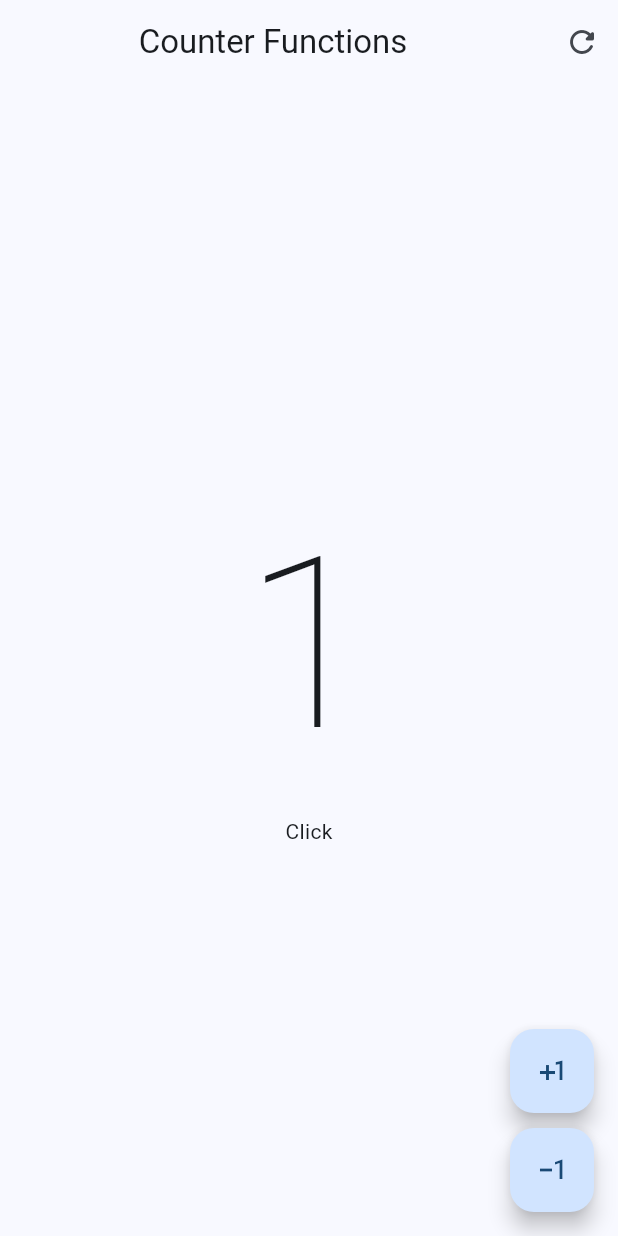
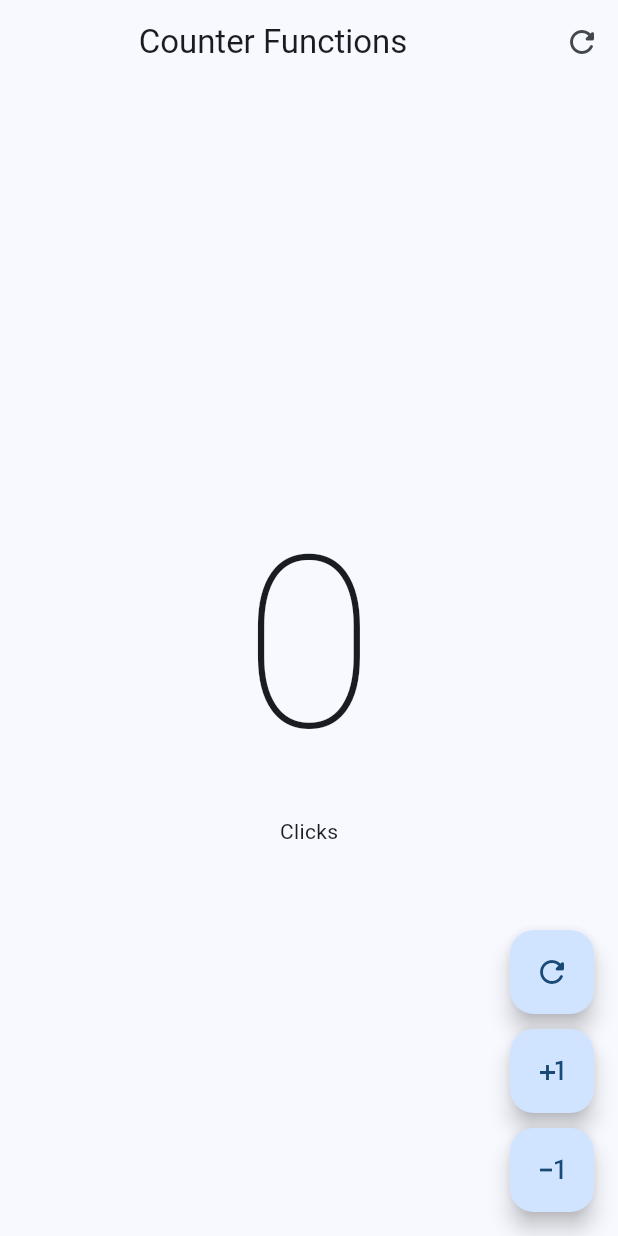
Before and after one commit to Davichobits/Flutter-counter-app, a Flutter app: the screen it shows after launch, after a tap on the "plus one" icon, on a phone screen of 412 x 824 dp. Run offline on Flutter 3.47's test engine with Material 3 defaults, Android fonts, the phone set to English and light mode, and no system bars.

Commit message:
Creating a custom widget

```diff
--- a/lib/presentation/screens/counter/counter_functions_screen.dart
+++ b/lib/presentation/screens/counter/counter_functions_screen.dart
@@ -44,24 +44,29 @@ class _CounterFunctionsScreenState extends State<CounterFunctionsScreen> {
         floatingActionButton: Column(
           mainAxisAlignment: MainAxisAlignment.end,
           children: [
-            FloatingActionButton(
-              onPressed: () {
-                setState(() {
-                  clickCounter++;
-                });
-              },
-              child: const Icon(Icons.plus_one),
-            ),
+            CustomButton(icon: Icons.refresh_rounded),
             const SizedBox(height: 10),
-            FloatingActionButton(
-              onPressed: () {
-                setState(() {
-                  clickCounter--;
-                });
-              },
-              child: const Icon(Icons.exposure_minus_1),
-            ),
+            CustomButton(icon: Icons.plus_one),
+            const SizedBox(height: 10),
+            CustomButton(icon: Icons.exposure_minus_1),
           ],
         ));
   }
 }
+
+class CustomButton extends StatelessWidget {
+  final IconData icon;
+
+  const CustomButton({
+    super.key,
+    required this.icon,
+  });
+
+  @override
+  Widget build(BuildContext context) {
+    return FloatingActionButton(
+      onPressed: () {},
+      child: Icon(icon),
+    );
+  }
+}
```
